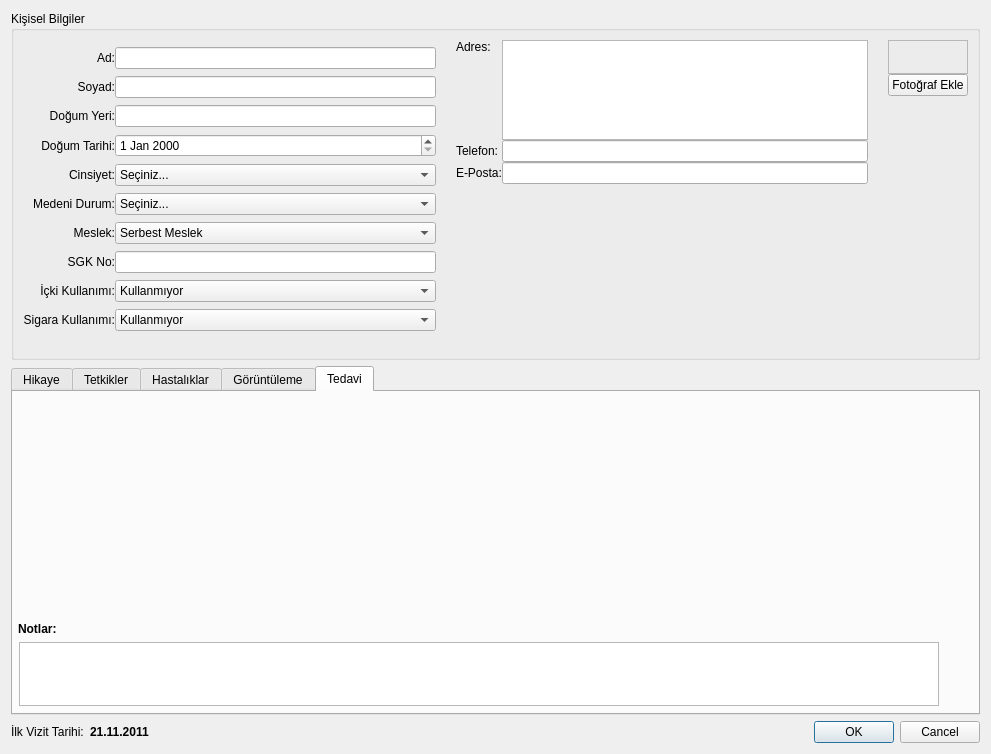
This is ui/newrecord.ui in ozancaglayan/EHR as Qt 5 draws it before an edit. The edited form follows.
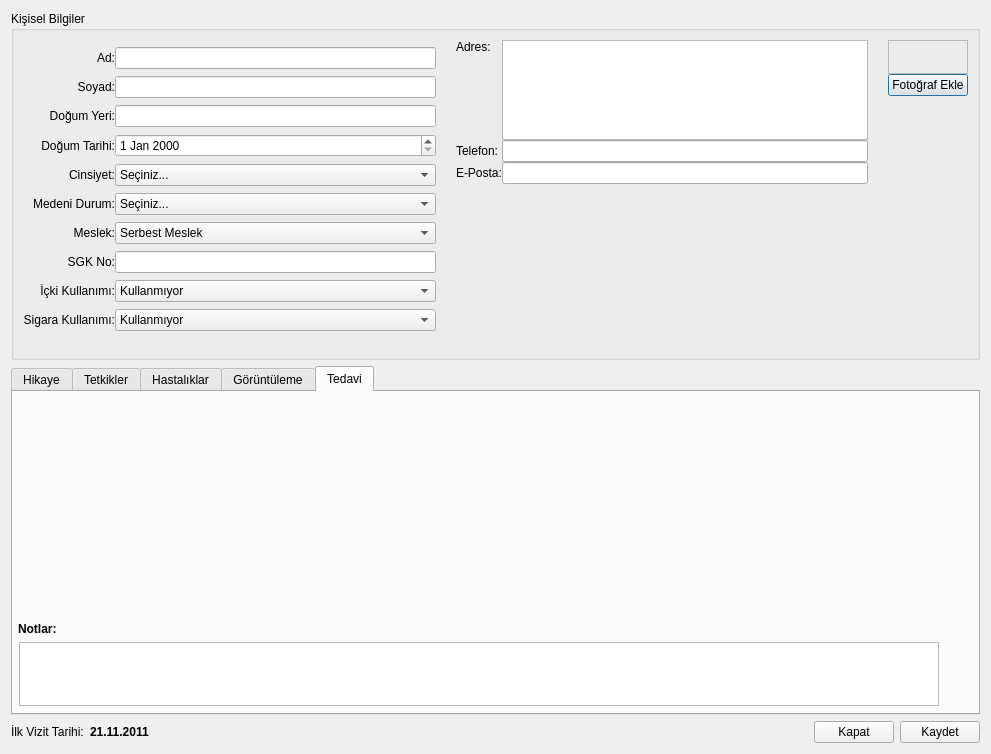
This is the edited form. Icons and pictures are not drawn. Custom widgets are drawn as their Qt base class.

```diff
--- a/ui/newrecord.ui
+++ b/ui/newrecord.ui
@@ -18,7 +18,7 @@
     <normaloff>:/Health.png</normaloff>:/Health.png</iconset>
   </property>
   <layout class="QGridLayout" name="gridLayout_5">
-   <item row="0" column="0" colspan="4">
+   <item row="0" column="0" colspan="5">
     <widget class="QGroupBox" name="groupBox">
      <property name="maximumSize">
       <size>
@@ -446,14 +446,7 @@
      </property>
     </spacer>
    </item>
-   <item row="3" column="3">
-    <widget class="QDialogButtonBox" name="buttonBox_2">
-     <property name="standardButtons">
-      <set>QDialogButtonBox::Cancel|QDialogButtonBox::Ok</set>
-     </property>
-    </widget>
-   </item>
-   <item row="2" column="0" colspan="4">
+   <item row="2" column="0" colspan="5">
     <widget class="QTabWidget" name="tabWidget">
      <property name="currentIndex">
       <number>4</number>
@@ -600,6 +593,28 @@
      </widget>
     </widget>
    </item>
+   <item row="3" column="4">
+    <widget class="QPushButton" name="pushButton_2">
+     <property name="text">
+      <string>Kaydet</string>
+     </property>
+     <property name="icon">
+      <iconset resource="../data/icons.qrc">
+       <normaloff>:/document-save.png</normaloff>:/document-save.png</iconset>
+     </property>
+    </widget>
+   </item>
+   <item row="3" column="3">
+    <widget class="QPushButton" name="pushButton_3">
+     <property name="text">
+      <string>Kapat</string>
+     </property>
+     <property name="icon">
+      <iconset resource="../data/icons.qrc">
+       <normaloff>:/application-exit.png</normaloff>:/application-exit.png</iconset>
+     </property>
+    </widget>
+   </item>
   </layout>
  </widget>
  <customwidgets>
```
Left out of the diff: 1 changed line with no effect on the pictures.
